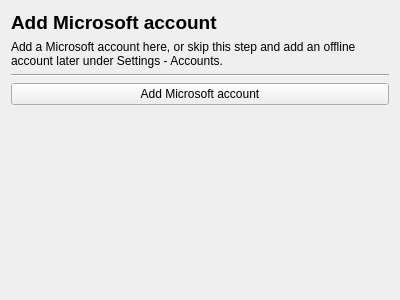
Before: the Qt Designer form launcher/ui/setupwizard/LoginWizardPage.ui in KomorebiLauncher/KomorebiLauncher, drawn with Qt 5.
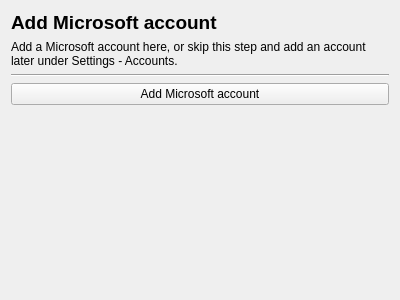
After: the same form once the commit is applied.

Commit message: Put the offline account back behind an owning account

The edit to the form file:
```diff
--- a/launcher/ui/setupwizard/LoginWizardPage.ui
+++ b/launcher/ui/setupwizard/LoginWizardPage.ui
@@ -30,7 +30,7 @@
    <item>
     <widget class="QLabel" name="label_2">
      <property name="text">
-      <string>Add a Microsoft account here, or skip this step and add an offline account later under Settings - Accounts.</string>
+      <string>Add a Microsoft account here, or skip this step and add an account later under Settings - Accounts.</string>
      </property>
      <property name="wordWrap">
       <bool>true</bool>
```
The commit also changes 8 other files.
